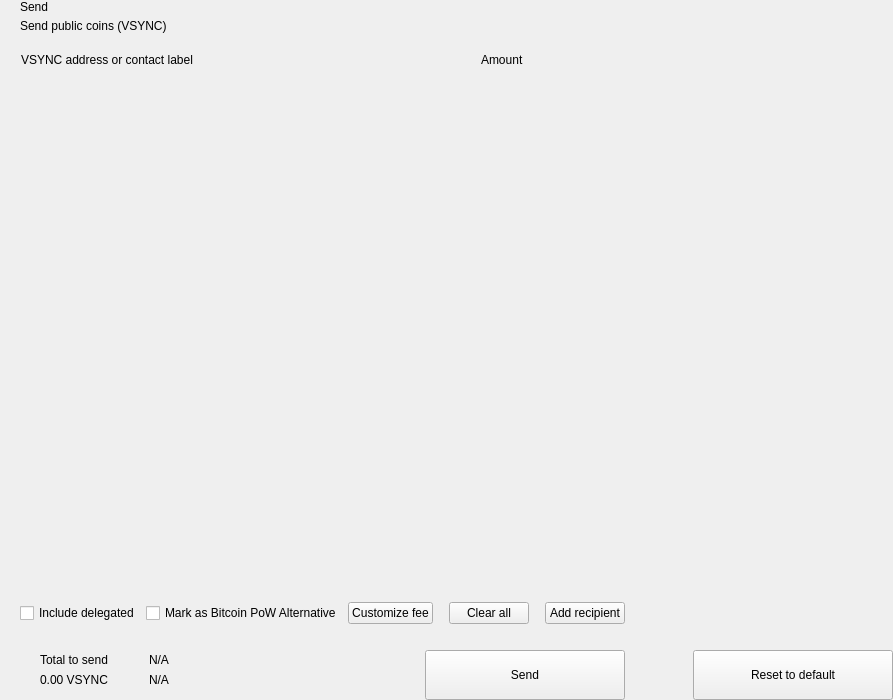
Before: the Qt Designer form src/qt/vsync/forms/send.ui in VsyncCrypto/VSX, drawn with Qt 5.
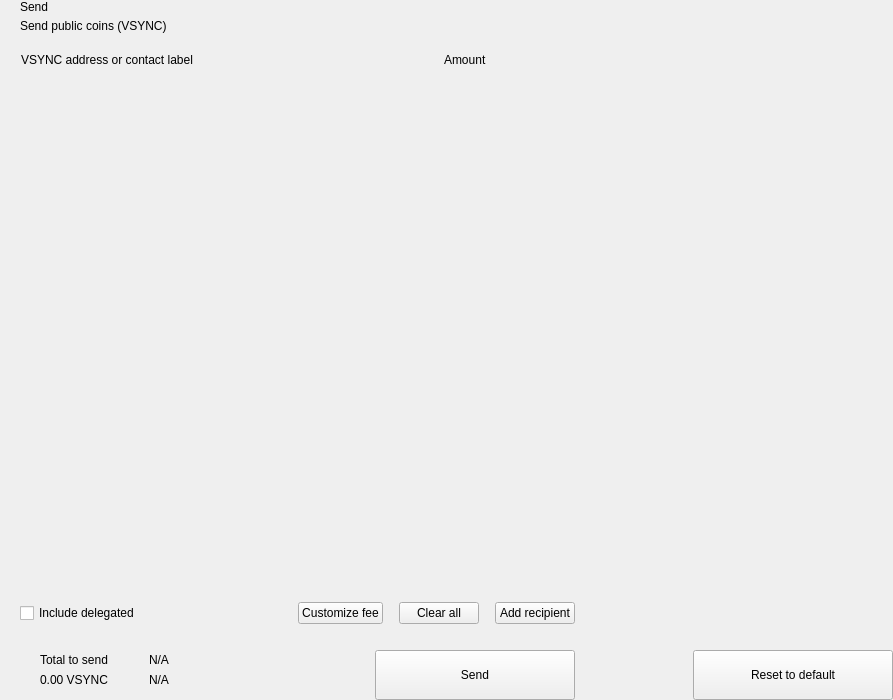
After: the same form once the commit is applied. Custom widgets are drawn as their Qt base class.

```diff
--- a/src/qt/vsync/forms/send.ui
+++ b/src/qt/vsync/forms/send.ui
@@ -279,16 +279,6 @@
             </property>
            </widget>
           </item>
-          <item>
-           <widget class="QCheckBox" name="checkBoxPoWAlternative">
-            <property name="layoutDirection">
-             <enum>Qt::LeftToRight</enum>
-            </property>
-            <property name="text">
-             <string>Mark as Bitcoin PoW Alternative</string>
-            </property>
-           </widget>
-          </item>
           <item>
            <spacer name="horizontalSpacer_4">
             <property name="orientation">
```
